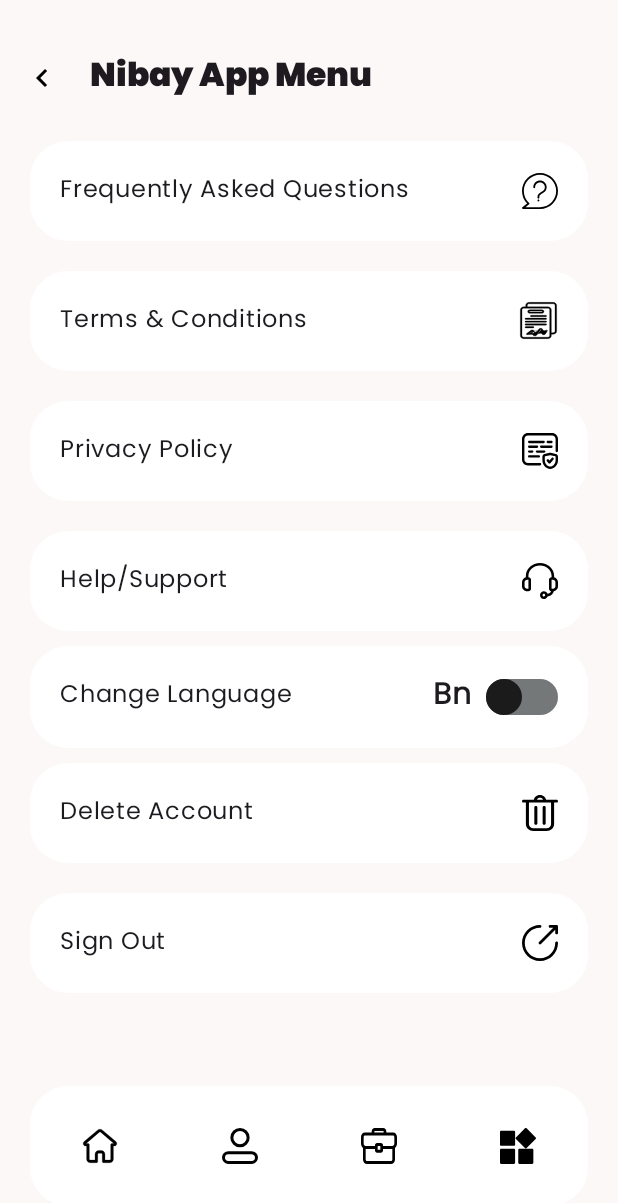
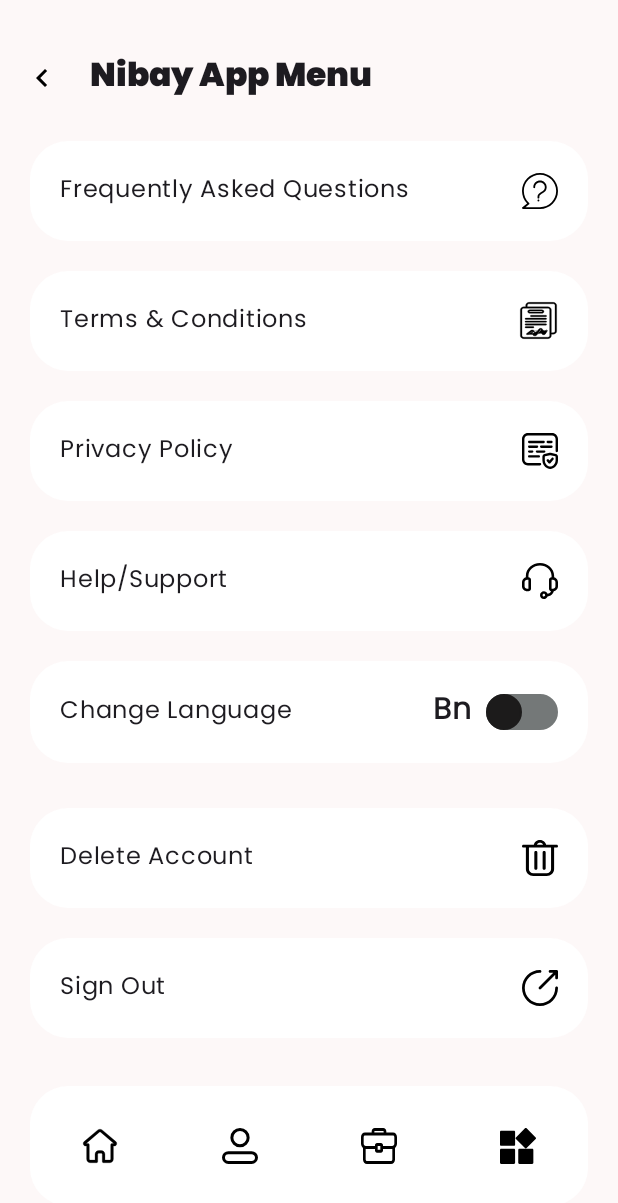
Before and after one commit to AhmedTHossain/kormi, an Android app: the screen it shows after launch (HomeActivity), item 4 of the bottom bar chosen, on a phone screen of 412 x 824 dp. Shown: the top 1203 px of the screen. Run offline under Robolectric (Android 15) with nearby library versions, the phone set to English and light mode, and no system bars.

Commit message:
fix: fix margins between menu items in Nibay App Menu screen

```diff
--- a/app/src/main/res/layout/fragment_nibay_app_menu.xml
+++ b/app/src/main/res/layout/fragment_nibay_app_menu.xml
@@ -16,7 +16,7 @@
         android:layout_marginStart="20dp"
         android:layout_marginTop="10dp"
         android:layout_marginEnd="20dp"
-        android:layout_marginBottom="10dp"
+        android:layout_marginBottom="20dp"
         android:background="@drawable/bg_custom_home_navigation_menu"
         android:clickable="true"
         android:drawableEnd="@drawable/ic_faq"
@@ -30,9 +30,8 @@
         android:layout_width="match_parent"
         android:layout_height="wrap_content"
         android:layout_marginStart="20dp"
-        android:layout_marginTop="10dp"
         android:layout_marginEnd="20dp"
-        android:layout_marginBottom="10dp"
+        android:layout_marginBottom="20dp"
         android:background="@drawable/bg_custom_home_navigation_menu"
         android:clickable="true"
         android:drawableEnd="@drawable/ic_terms"
@@ -46,9 +45,8 @@
         android:layout_width="match_parent"
         android:layout_height="wrap_content"
         android:layout_marginStart="20dp"
-        android:layout_marginTop="10dp"
         android:layout_marginEnd="20dp"
-        android:layout_marginBottom="10dp"
+        android:layout_marginBottom="20dp"
         android:background="@drawable/bg_custom_home_navigation_menu"
         android:clickable="true"
         android:drawableEnd="@drawable/ic_privacy"
@@ -62,9 +60,8 @@
         android:layout_width="match_parent"
         android:layout_height="wrap_content"
         android:layout_marginStart="20dp"
-        android:layout_marginTop="10dp"
         android:layout_marginEnd="20dp"
-        android:layout_marginBottom="10dp"
+        android:layout_marginBottom="20dp"
         android:background="@drawable/bg_custom_home_navigation_menu"
         android:clickable="true"
         android:drawableEnd="@drawable/ic_support"
@@ -79,6 +76,7 @@
         android:padding="10dp"
         android:layout_marginStart="20dp"
         android:layout_marginEnd="20dp"
+        android:layout_marginBottom="20dp"
         android:background="@drawable/bg_custom_home_navigation_menu">
 
         <com.google.android.material.textview.MaterialTextView
@@ -86,8 +84,7 @@
             android:layout_width="wrap_content"
             android:layout_height="wrap_content"
             android:layout_alignParentStart="true"
-            android:layout_marginTop="10dp"
-            android:layout_marginBottom="10dp"
+            android:layout_centerVertical="true"
             android:clickable="true"
             android:focusable="true"
             android:layout_marginStart="10dp"
@@ -119,7 +116,7 @@
         android:layout_marginStart="20dp"
         android:layout_marginTop="10dp"
         android:layout_marginEnd="20dp"
-        android:layout_marginBottom="10dp"
+        android:layout_marginBottom="20dp"
         android:background="@drawable/bg_custom_home_navigation_menu"
         android:clickable="true"
         android:drawableEnd="@drawable/ic_delete"
@@ -133,7 +130,6 @@
         android:layout_width="match_parent"
         android:layout_height="wrap_content"
         android:layout_marginStart="20dp"
-        android:layout_marginTop="10dp"
         android:layout_marginEnd="20dp"
         android:layout_marginBottom="10dp"
         android:background="@drawable/bg_custom_home_navigation_menu"
```
